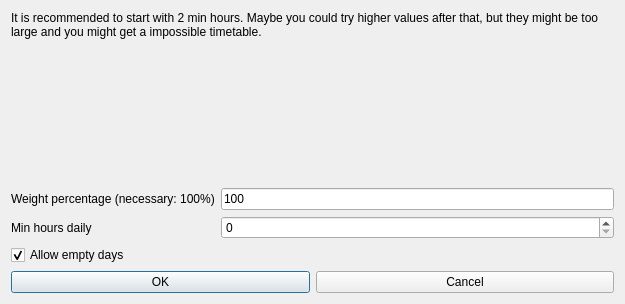
Old version of the form fet/src/interface/modifyconstraintteachersminhoursdailyrealdaysform_template.ui in the repository vonmecheln/fet.
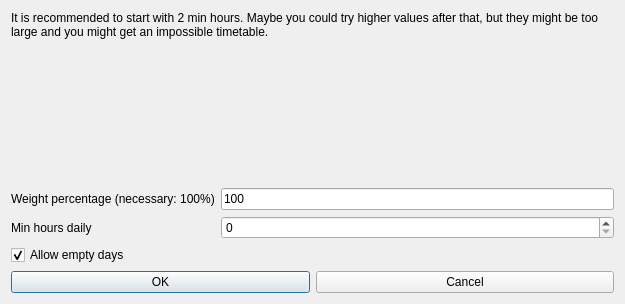
New version of the form.

```diff
--- a/fet/src/interface/modifyconstraintteachersminhoursdailyrealdaysform_template.ui
+++ b/fet/src/interface/modifyconstraintteachersminhoursdailyrealdaysform_template.ui
@@ -29,7 +29,7 @@
       <enum>QFrame::Plain</enum>
      </property>
      <property name="text">
-      <string>It is recommended to start with 2 min hours. Maybe you could try higher values after that, but they might be too large and you might get a impossible timetable.</string>
+      <string>It is recommended to start with 2 min hours. Maybe you could try higher values after that, but they might be too large and you might get an impossible timetable.</string>
      </property>
      <property name="wordWrap">
       <bool>true</bool>
```
